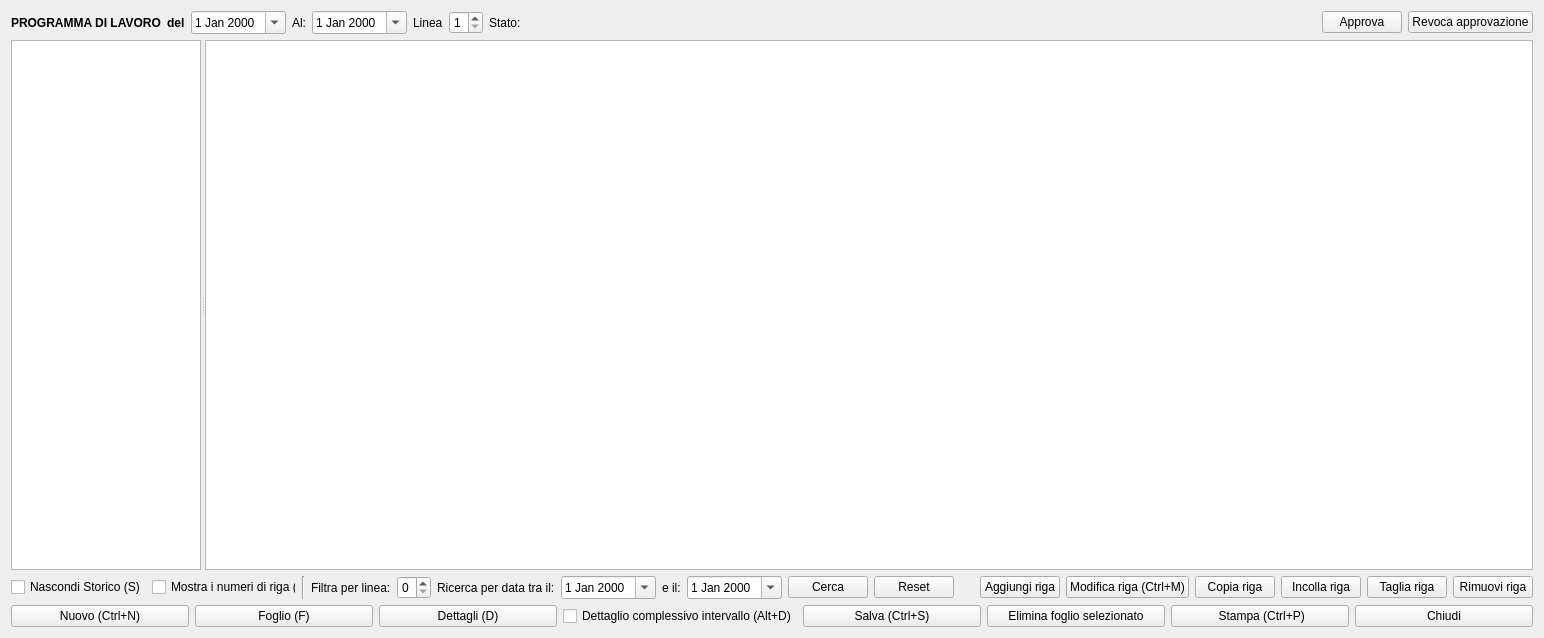
The window that hworkprogram.ui (fblabs/hamlet-mod-sancon) describes before a commit, drawn with Qt 5.
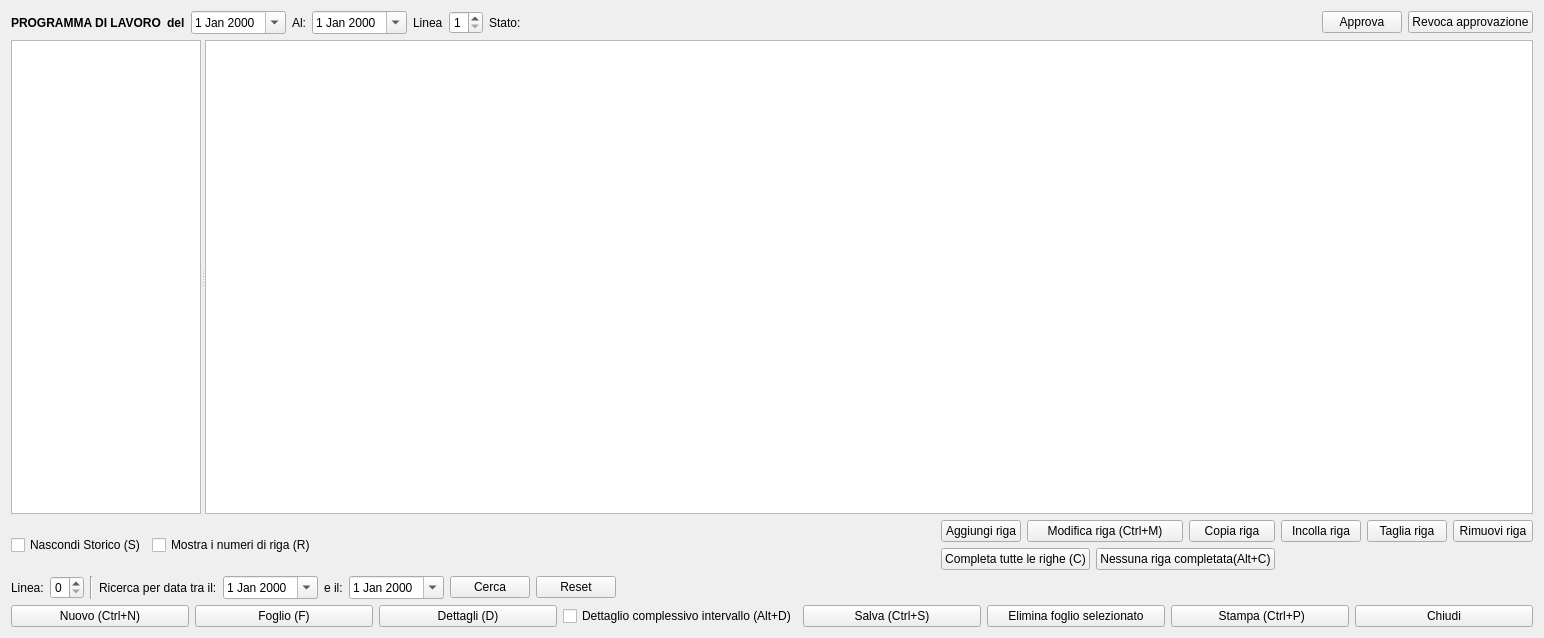
The same window after the commit. Icons and pictures are not drawn.

What changed in the file:
```diff
--- a/hworkprogram.ui
+++ b/hworkprogram.ui
@@ -284,84 +284,7 @@
       </widget>
      </item>
      <item>
-      <widget class="Line" name="line">
-       <property name="orientation">
-        <enum>Qt::Vertical</enum>
-       </property>
-      </widget>
-     </item>
-     <item>
-      <widget class="QLabel" name="label_6">
-       <property name="text">
-        <string>Filtra per linea:</string>
-       </property>
-      </widget>
-     </item>
-     <item>
-      <widget class="QSpinBox" name="spSearchLinea">
-       <property name="minimum">
-        <number>0</number>
-       </property>
-       <property name="maximum">
-        <number>5</number>
-       </property>
-       <property name="value">
-        <number>0</number>
-       </property>
-      </widget>
-     </item>
-     <item>
-      <widget class="QLabel" name="label_7">
-       <property name="text">
-        <string>Ricerca per data tra il:</string>
-       </property>
-      </widget>
-     </item>
-     <item>
-      <widget class="QDateEdit" name="deSearch">
-       <property name="calendarPopup">
-        <bool>true</bool>
-       </property>
-      </widget>
-     </item>
-     <item>
-      <widget class="QLabel" name="label_8">
-       <property name="text">
-        <string>e il:</string>
-       </property>
-      </widget>
-     </item>
-     <item>
-      <widget class="QDateEdit" name="deSearchTo">
-       <property name="calendarPopup">
-        <bool>true</bool>
-       </property>
-      </widget>
-     </item>
-     <item>
-      <widget class="QPushButton" name="pbSearch">
-       <property name="text">
-        <string>Cerca</string>
-       </property>
-       <property name="icon">
-        <iconset resource="icons.qrc">
-         <normaloff>:/Resources/Search.PNG</normaloff>:/Resources/Search.PNG</iconset>
-       </property>
-      </widget>
-     </item>
-     <item>
-      <widget class="QPushButton" name="pbReset">
-       <property name="text">
-        <string>Reset</string>
-       </property>
-       <property name="icon">
-        <iconset resource="icons.qrc">
-         <normaloff>:/Resources/Counterclockwise-arrow64.png</normaloff>:/Resources/Counterclockwise-arrow64.png</iconset>
-       </property>
-      </widget>
-     </item>
-     <item>
-      <spacer name="horizontalSpacer_3">
+      <spacer name="horizontalSpacer_2">
        <property name="orientation">
         <enum>Qt::Horizontal</enum>
        </property>
@@ -374,6 +297,8 @@
       </spacer>
      </item>
      <item>
+      <layout class="QGridLayout" name="gridLayout">
+       <item row="0" column="0">
       <widget class="QPushButton" name="pbAdd">
        <property name="text">
         <string>Aggiungi riga</string>
@@ -384,7 +309,7 @@
        </property>
       </widget>
      </item>
-     <item>
+       <item row="0" column="1" colspan="2">
       <widget class="QPushButton" name="pbModify">
        <property name="text">
         <string>Modifica riga (Ctrl+M)</string>
@@ -398,7 +323,7 @@
        </property>
       </widget>
      </item>
-     <item>
+       <item row="0" column="3">
       <widget class="QPushButton" name="pbCopy">
        <property name="enabled">
         <bool>true</bool>
@@ -412,7 +337,7 @@
        </property>
       </widget>
      </item>
-     <item>
+       <item row="0" column="4">
       <widget class="QPushButton" name="pbPaste">
        <property name="enabled">
         <bool>true</bool>
@@ -426,7 +351,7 @@
        </property>
       </widget>
      </item>
-     <item>
+       <item row="0" column="5">
       <widget class="QPushButton" name="pbCutRow">
        <property name="text">
         <string>Taglia riga</string>
@@ -437,7 +362,7 @@
        </property>
       </widget>
      </item>
-     <item>
+       <item row="0" column="6">
       <widget class="QPushButton" name="pbRemove">
        <property name="text">
         <string>Rimuovi riga</string>
@@ -447,6 +372,138 @@
          <normaloff>:/Resources/Minus.PNG</normaloff>:/Resources/Minus.PNG</iconset>
        </property>
       </widget>
+       </item>
+       <item row="1" column="0" colspan="2">
+        <widget class="QPushButton" name="pbComplete">
+         <property name="text">
+          <string>Completa tutte le righe (C)</string>
+         </property>
+         <property name="icon">
+          <iconset resource="icons.qrc">
+           <normaloff>:/Resources/Comment-add64.png</normaloff>:/Resources/Comment-add64.png</iconset>
+         </property>
+         <property name="shortcut">
+          <string>C</string>
+         </property>
+        </widget>
+       </item>
+       <item row="1" column="2" colspan="2">
+        <widget class="QPushButton" name="pbNotComplete">
+         <property name="text">
+          <string>Nessuna riga completata(Alt+C)</string>
+         </property>
+         <property name="icon">
+          <iconset resource="icons.qrc">
+           <normaloff>:/Resources/Comment-delete64.png</normaloff>:/Resources/Comment-delete64.png</iconset>
+         </property>
+         <property name="shortcut">
+          <string>Alt+C</string>
+         </property>
+        </widget>
+       </item>
+      </layout>
+     </item>
+    </layout>
+   </item>
+   <item>
+    <layout class="QHBoxLayout" name="horizontalLayout_6">
+     <item>
+      <layout class="QHBoxLayout" name="horizontalLayout_5">
+       <item>
+        <layout class="QHBoxLayout" name="horizontalLayout_4">
+         <item>
+          <widget class="QLabel" name="label_6">
+           <property name="text">
+            <string>Linea:</string>
+           </property>
+          </widget>
+         </item>
+         <item>
+          <widget class="QSpinBox" name="spSearchLinea">
+           <property name="minimum">
+            <number>0</number>
+           </property>
+           <property name="maximum">
+            <number>5</number>
+           </property>
+           <property name="value">
+            <number>0</number>
+           </property>
+          </widget>
+         </item>
+        </layout>
+       </item>
+       <item>
+        <widget class="Line" name="line">
+         <property name="orientation">
+          <enum>Qt::Vertical</enum>
+         </property>
+        </widget>
+       </item>
+       <item>
+        <widget class="QLabel" name="label_7">
+         <property name="text">
+          <string>Ricerca per data tra il:</string>
+         </property>
+        </widget>
+       </item>
+       <item>
+        <widget class="QDateEdit" name="deSearch">
+         <property name="calendarPopup">
+          <bool>true</bool>
+         </property>
+        </widget>
+       </item>
+       <item>
+        <widget class="QLabel" name="label_8">
+         <property name="text">
+          <string>e il:</string>
+         </property>
+        </widget>
+       </item>
+       <item>
+        <widget class="QDateEdit" name="deSearchTo">
+         <property name="calendarPopup">
+          <bool>true</bool>
+         </property>
+        </widget>
+       </item>
+       <item>
+        <widget class="QPushButton" name="pbSearch">
+         <property name="text">
+          <string>Cerca</string>
+         </property>
+         <property name="icon">
+          <iconset resource="icons.qrc">
+           <normaloff>:/Resources/Search.PNG</normaloff>:/Resources/Search.PNG</iconset>
+         </property>
+        </widget>
+       </item>
+       <item>
+        <widget class="QPushButton" name="pbReset">
+         <property name="text">
+          <string>Reset</string>
+         </property>
+         <property name="icon">
+          <iconset resource="icons.qrc">
+           <normaloff>:/Resources/Counterclockwise-arrow64.png</normaloff>:/Resources/Counterclockwise-arrow64.png</iconset>
+         </property>
+        </widget>
+       </item>
+      </layout>
+     </item>
+     <item>
+      <spacer name="horizontalSpacer_3">
+       <property name="orientation">
+        <enum>Qt::Horizontal</enum>
+       </property>
+       <property name="sizeHint" stdset="0">
+        <size>
+         <width>40</width>
+         <height>20</height>
+        </size>
+       </property>
+      </spacer>
      </item>
     </layout>
    </item>
```
Lines whose indentation alone changed are shown as unchanged.
